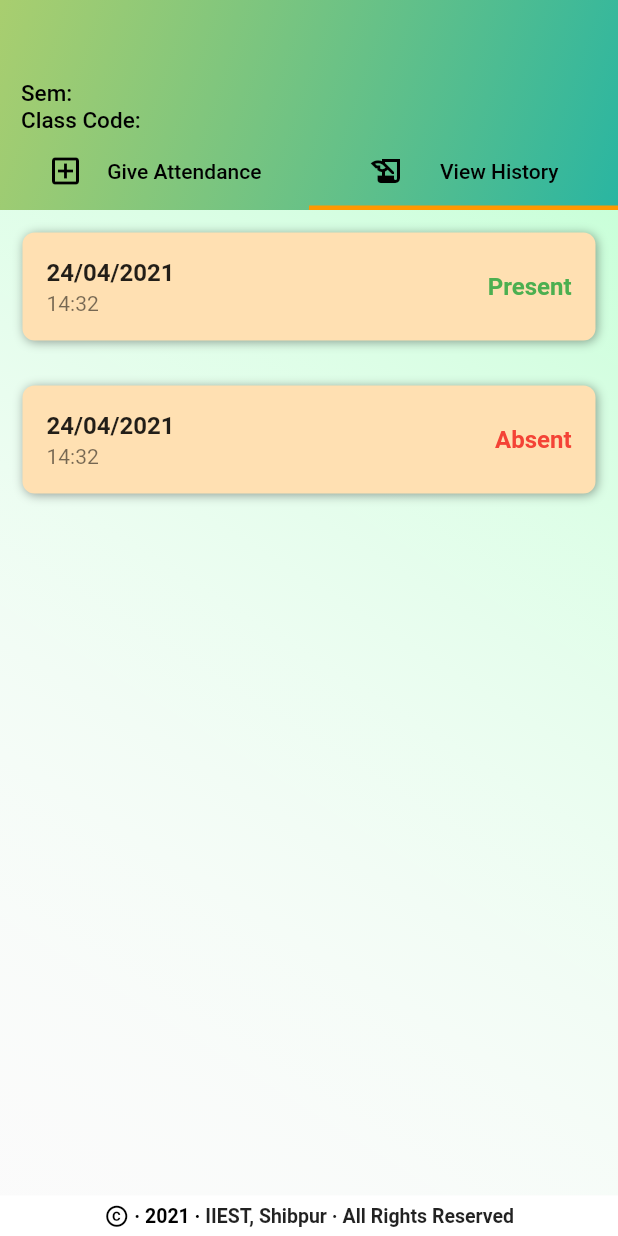
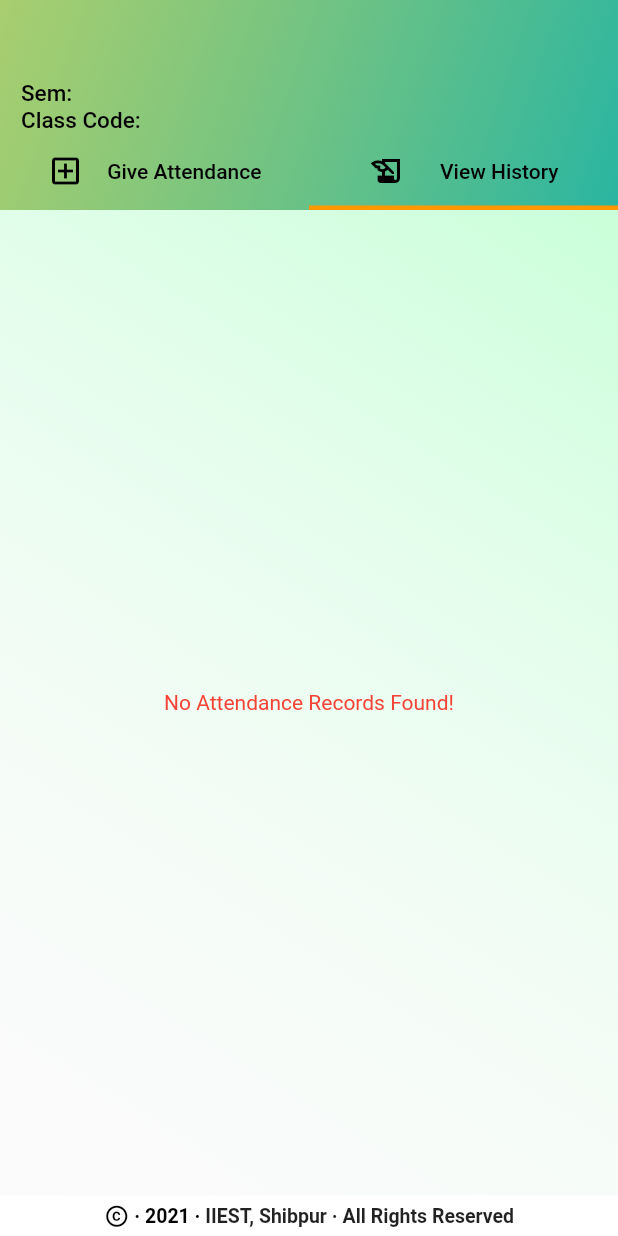
Before and after one commit to shailikroy19/iiest_attendance, a Flutter app: the SubjectPage screen opened directly with empty values, tab 2 chosen, on a phone screen of 412 x 824 dp. Run offline on Flutter 3.47's test engine with Material 2 defaults, Android fonts, the phone set to English and light mode, and no system bars; our stand-ins replace cloud_firestore, firebase_auth, firebase_core, fluttertoast, qr_flutter; missing offline and left inert: qr_code_scanner; accounts and stored records are empty.

Commit message:
Student Attendance History
App done almost

minor changes and tweaks needed

```diff
--- a/lib/home_page/student_home.dart
+++ b/lib/home_page/student_home.dart
@@ -168,6 +168,8 @@ class _StudentHomePageState extends State<StudentHomePage> {
                           child: StudentClassTile(
                             subjName: classListStudent[index]['subj_name'],
                             subjCode: classListStudent[index]['subj_code'],
+                            sem: classListStudent[index]['sem'],
+                            uid: classListStudent[index]['uid'],
                           ),
                           onTap: () {
                             Navigator.of(context).push(
--- a/lib/student_side/join_class_page.dart
+++ b/lib/student_side/join_class_page.dart
@@ -76,7 +76,7 @@ class _JoinClassState extends State<JoinClass> {
     return users.get().then((QuerySnapshot querySnapshot) {
       querySnapshot.docs.forEach((element) {
         abc = element['classes'];
-        for (int i = 1; i < abc.length; i++) {
+        for (int i = 0; i < abc.length; i++) {
           xyz = abc[i];
           if (xyz['uid'] == uid) {
             isFound = true;
--- a/lib/student_side/subject_page.dart
+++ b/lib/student_side/subject_page.dart
@@ -1,3 +1,5 @@
+import 'package:cloud_firestore/cloud_firestore.dart';
+import 'package:firebase_auth/firebase_auth.dart';
 import 'package:flutter/material.dart';
 import 'package:iiest_attendance/colors.dart';
 import 'package:iiest_attendance/student_side/qr_code_scanner.dart';
@@ -14,6 +16,33 @@ class _SubjectPageState extends State<SubjectPage> {
   @override
   Widget build(BuildContext context) {
     final size = MediaQuery.of(context).size;
+
+    List attendance = [];
+
+    dynamic fetchAttendance(String uid) {
+      FirebaseFirestore.instance
+          .collection("Teachers")
+          .get()
+          .then((QuerySnapshot querySnapshot) {
+        querySnapshot.docs.forEach((doc) {
+          try {
+            if (doc['$uid'] != null) {
+              List attList = doc['$uid'];
+              String? email = FirebaseAuth.instance.currentUser!.email;
+              for (int i = attList.length - 1; i >= 0; i--) {
+                if (attList[i]['email'] == email) {
+                  attendance.add(attList[i]);
+                }
+              }
+            }
+          } catch (e) {
+            //print(e);
+          }
+        });
+      });
+      return FirebaseFirestore.instance.collection("Teachers").get();
+    }
+
     return DefaultTabController(
       length: 2,
       initialIndex: 0,
@@ -142,14 +171,60 @@ class _SubjectPageState extends State<SubjectPage> {
                         begin: Alignment.topRight,
                         end: Alignment.bottomLeft)),
               ),
-              SingleChildScrollView(
-                child: Column(
-                  children: [
-                    StudentSubjectHistoryTile(isPresent: true),
-                    StudentSubjectHistoryTile(isPresent: false),
-                  ],
-                ),
+              FutureBuilder(
+                future: fetchAttendance(widget.uid),
+                builder: (context, snapshot) {
+                  if (snapshot.connectionState == ConnectionState.waiting) {
+                    return Column(
+                      mainAxisAlignment: MainAxisAlignment.center,
+                      crossAxisAlignment: CrossAxisAlignment.center,
+                      children: [
+                        CircularProgressIndicator(strokeWidth: 2.0),
+                        Padding(
+                          padding: const EdgeInsets.all(8.0),
+                          child: Center(child: Text('Loading... Please Wait')),
+                        ),
+                      ],
+                    );
+                  }
+
+                  if (snapshot.hasError) {
+                    return Padding(
+                      padding: const EdgeInsets.all(8.0),
+                      child: Center(
+                          child: Text(
+                        'An unexpexted error occured!',
+                        style: TextStyle(color: Colors.red),
+                      )),
+                    );
+                  }
+                  if (attendance.length == 0) {
+                    return Padding(
+                      padding: const EdgeInsets.all(8.0),
+                      child: Center(
+                          child: Text(
+                        'No Attendance Records Found!',
+                        style: TextStyle(color: Colors.red),
+                      )),
+                    );
+                  }
+                  return ListView.builder(
+                    itemCount: attendance.length,
+                    itemBuilder: (context, index) {
+                      return StudentSubjectHistoryTile(
+                          date: attendance[index]['date']);
+                    },
+                  );
+                },
               ),
+              // SingleChildScrollView(
+              //   child: Column(
+              //     children: [
+              //       StudentSubjectHistoryTile(),
+              //       StudentSubjectHistoryTile(),
+              //     ],
+              //   ),
+              // ),
             ])
           ],
         ),
--- a/lib/teachers_side/attendance_history_page.dart
+++ b/lib/teachers_side/attendance_history_page.dart
@@ -47,8 +47,8 @@ class _AttendanceHistoryState extends State<AttendanceHistory> {
       body: SingleChildScrollView(
         child: Column(
           children: <Widget>[
-            StudentListHistory(ispresent: true),
-            StudentListHistory(ispresent: false),
+            StudentListHistory(),
+            StudentListHistory(),
           ],
         ),
       ),
--- a/lib/widgets/student_list_in_attendance_history.dart
+++ b/lib/widgets/student_list_in_attendance_history.dart
@@ -4,12 +4,10 @@ class StudentListHistory extends StatelessWidget {
   //TODO:have to make it as user input
   final String enroll = "510819019";
   final String name = "Aniket Majhi";
-  final bool ispresent;
-
-  const StudentListHistory({required this.ispresent});
 
   @override
   Widget build(BuildContext context) {
+    bool ispresent = true;
     return ListTile(
       title: IntrinsicHeight(
         child: Row(
--- a/lib/widgets/student_subject_history_tile.dart
+++ b/lib/widgets/student_subject_history_tile.dart
@@ -1,11 +1,11 @@
 import 'package:flutter/material.dart';
 
 class StudentSubjectHistoryTile extends StatelessWidget {
-  final bool isPresent;
-
-  const StudentSubjectHistoryTile({required this.isPresent});
+  final String date;
+  StudentSubjectHistoryTile({required this.date});
   @override
   Widget build(BuildContext context) {
+    bool isPresent = true;
     return Padding(
       padding: const EdgeInsets.all(15.0),
       child: Container(
@@ -22,12 +22,8 @@ class StudentSubjectHistoryTile extends StatelessWidget {
             borderRadius: BorderRadius.all(Radius.circular(8.0))),
         child: ListTile(
           title: Text(
-            "24/04/2021",
+            date,
             style: TextStyle(fontWeight: FontWeight.w600),
-          ),
-          //TODO: date&time
-          subtitle: Text(
-            "14:32",
           ),
           trailing: Text(
             (isPresent) ? 'Present' : 'Absent',
```
Also changed, not shown: lib/home_page/class_page.dart (+5 -3 lines), lib/home_page/teacher_home.dart (+12 -7 lines), lib/student_side/qr_code_scanner.dart (+10 -6 lines), lib/teachers_side/create_class_page.dart (+15 -2 lines), lib/widgets/student_classes_tile.dart (+33 -14 lines), lib/widgets/teacher_class_tile.dart (+0 -21 lines).
